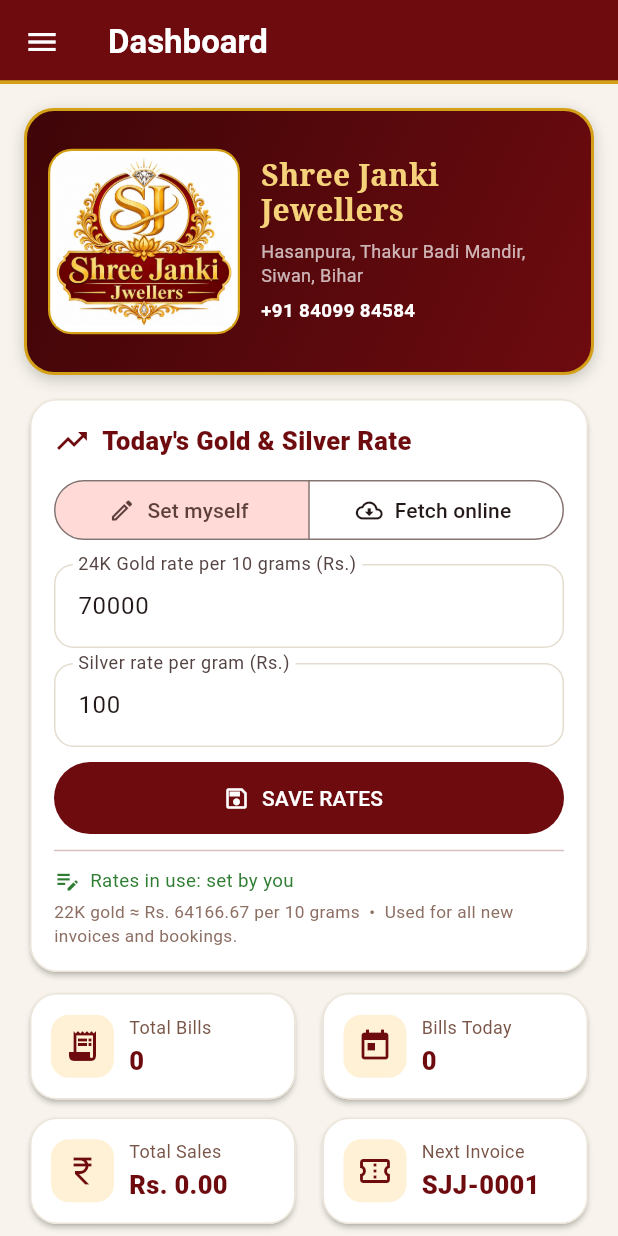
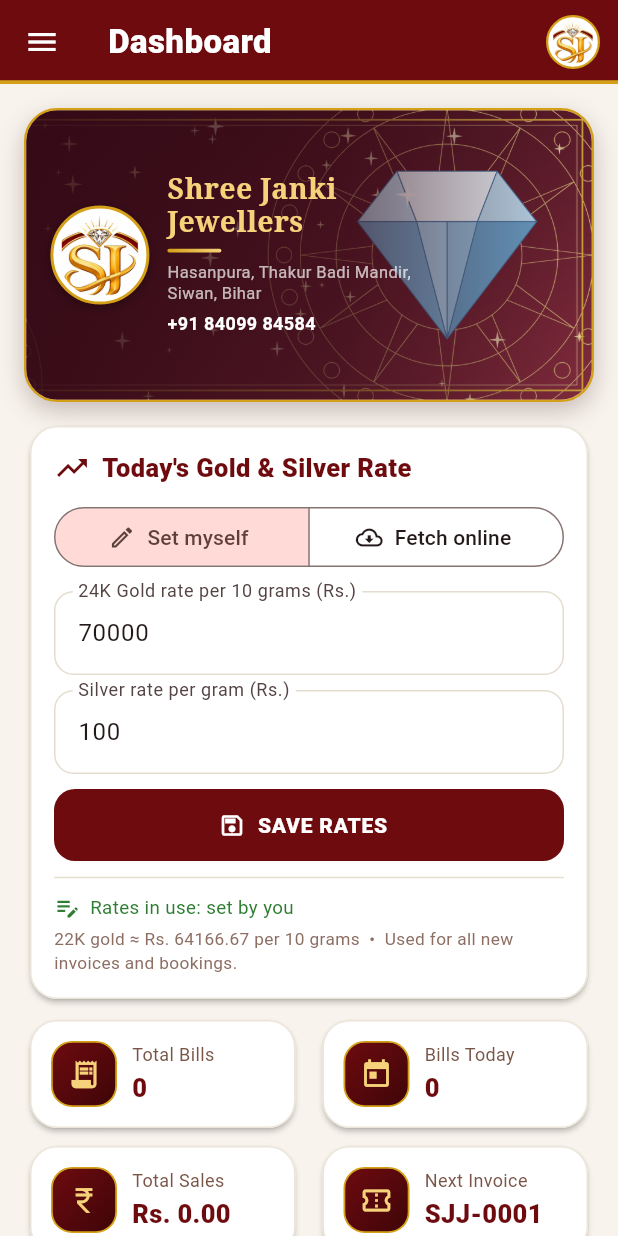
Before and after one commit to swastikpandey1818-stack/janki-jwellers, a Flutter app: the screen it shows after launch, on a phone screen of 412 x 824 dp. Run offline on Flutter 3.47's test engine with Material 3 defaults, Android fonts, the phone set to English and light mode, and no system bars; our stand-ins replace file_picker, pdf, printing, shared_preferences; missing offline and left inert: file_saver.

Commit message:
v1.8 professional UI

```diff
--- a/lib/constants.dart
+++ b/lib/constants.dart
@@ -1,6 +1,6 @@
 import 'package:flutter/material.dart';
 
-const appVersion = '1.7.0';
+const appVersion = '1.8.0';
 
 const shopName = 'Shree Janki Jewellers';
 const shopAddress = 'Hasanpura, Thakur Badi Mandir, Siwan, Bihar';
@@ -14,6 +14,8 @@ const gold = Color(0xFFD4A017);
 const goldLight = Color(0xFFF6D27A);
 const cream = Color(0xFFF8F4ED);
 
+const headerBannerAsset = 'assets/images/header_banner.png'; // diamond + gold rings texture
+const drawerHeaderAsset = 'assets/images/drawer_header.png';
 const logoAsset = 'assets/images/logo_monogram.jpg'; // SJ monogram, small spots + PDF
 const logoFullAsset = 'assets/images/logo_full.jpg'; // full logo, dashboard header
 const goldBarAsset = 'assets/images/gold_bar.png';
--- a/lib/main.dart
+++ b/lib/main.dart
@@ -36,8 +36,45 @@ class ShreeJankiJewellersApp extends StatelessWidget {
         appBarTheme: const AppBarTheme(
           backgroundColor: maroon,
           foregroundColor: Colors.white,
+          elevation: 0,
+          scrolledUnderElevation: 0,
+          centerTitle: false,
           shape: Border(bottom: BorderSide(color: gold, width: 2.5)),
         ),
+        filledButtonTheme: FilledButtonThemeData(
+          style: FilledButton.styleFrom(
+            backgroundColor: maroon,
+            foregroundColor: Colors.white,
+            shape: RoundedRectangleBorder(borderRadius: BorderRadius.circular(14)),
+            textStyle: const TextStyle(fontWeight: FontWeight.w800, letterSpacing: 0.5),
+          ),
+        ),
+        outlinedButtonTheme: OutlinedButtonThemeData(
+          style: OutlinedButton.styleFrom(
+            foregroundColor: maroon,
+            side: const BorderSide(color: maroon, width: 1.2),
+            shape: RoundedRectangleBorder(borderRadius: BorderRadius.circular(14)),
+            textStyle: const TextStyle(fontWeight: FontWeight.w700, letterSpacing: 0.3),
+          ),
+        ),
+        textButtonTheme: TextButtonThemeData(
+          style: TextButton.styleFrom(foregroundColor: maroon, textStyle: const TextStyle(fontWeight: FontWeight.w700)),
+        ),
+        dialogTheme: DialogThemeData(
+          backgroundColor: Colors.white,
+          shape: RoundedRectangleBorder(
+            borderRadius: BorderRadius.circular(22),
+            side: const BorderSide(color: gold, width: 1),
+          ),
+          titleTextStyle: const TextStyle(fontSize: 19, fontWeight: FontWeight.w800, color: maroon),
+        ),
+        snackBarTheme: SnackBarThemeData(
+          behavior: SnackBarBehavior.floating,
+          backgroundColor: maroonDark,
+          contentTextStyle: const TextStyle(color: Colors.white),
+          shape: RoundedRectangleBorder(borderRadius: BorderRadius.circular(14)),
+        ),
+        dividerTheme: const DividerThemeData(color: Color(0xFFE9DFCF)),
         inputDecorationTheme: InputDecorationTheme(
           filled: true,
           fillColor: Colors.white,
@@ -125,7 +162,10 @@ class _AppShellState extends State<AppShell> {
   }
 
   Widget _drawerItem(BuildContext context, int current, int index, IconData icon, String label, {Widget? trailing}) {
-    return ListTile(
+    return Padding(
+      padding: const EdgeInsets.symmetric(horizontal: 10, vertical: 1.5),
+      child: ListTile(
+        shape: RoundedRectangleBorder(borderRadius: BorderRadius.circular(14)),
         leading: Icon(icon),
         title: Text(label, style: const TextStyle(fontWeight: FontWeight.w600)),
         trailing: trailing,
@@ -133,6 +173,7 @@ class _AppShellState extends State<AppShell> {
         selectedColor: maroon,
         selectedTileColor: const Color(0xFFFFF1D6),
         onTap: () => _go(context, index),
+      ),
     );
   }
 
@@ -142,10 +183,11 @@ class _AppShellState extends State<AppShell> {
         Container(
           padding: EdgeInsets.fromLTRB(16, MediaQuery.of(context).padding.top + 16, 16, 16),
           decoration: const BoxDecoration(
-            gradient: LinearGradient(
-              colors: [maroonDark, maroon],
-              begin: Alignment.topLeft,
-              end: Alignment.bottomRight,
+            color: maroonDark,
+            image: DecorationImage(
+              image: AssetImage(drawerHeaderAsset),
+              fit: BoxFit.cover,
+              colorFilter: ColorFilter.mode(Color(0x66340A16), BlendMode.darken),
             ),
             border: Border(bottom: BorderSide(color: gold, width: 3)),
           ),
@@ -260,7 +302,31 @@ class _AppShellState extends State<AppShell> {
         },
         child: Scaffold(
           appBar: AppBar(
-            title: Text(titles[index], style: const TextStyle(fontWeight: FontWeight.bold)),
+            title: Text(titles[index], style: const TextStyle(fontWeight: FontWeight.w800, letterSpacing: 0.3)),
+            flexibleSpace: const DecoratedBox(
+              decoration: BoxDecoration(
+                gradient: LinearGradient(colors: [maroonDark, maroon], begin: Alignment.centerLeft, end: Alignment.centerRight),
+              ),
+            ),
+            actions: [
+              Padding(
+                padding: const EdgeInsets.only(right: 12),
+                child: Container(
+                  width: 36,
+                  height: 36,
+                  padding: const EdgeInsets.all(2),
+                  decoration: BoxDecoration(
+                    color: Colors.white,
+                    shape: BoxShape.circle,
+                    border: Border.all(color: gold, width: 1.5),
+                  ),
+                  child: ClipOval(
+                    child: Image.asset(logoAsset, fit: BoxFit.cover,
+                        errorBuilder: (_, __, ___) => const Icon(Icons.diamond, color: maroon, size: 18)),
+                  ),
+                ),
+              ),
+            ],
           ),
           drawer: _drawer(context, index),
           body: IndexedStack(
--- a/lib/pages/home_page.dart
+++ b/lib/pages/home_page.dart
@@ -12,46 +12,118 @@ class HomePage extends StatelessWidget {
 
   Widget _banner() {
     return Container(
-      height: 178,
-      padding: const EdgeInsets.all(14),
+      height: 196,
       decoration: BoxDecoration(
-        gradient: const LinearGradient(
-          colors: [maroonDark, maroon],
-          begin: Alignment.topLeft,
-          end: Alignment.bottomRight,
+        borderRadius: BorderRadius.circular(22),
+        border: Border.all(color: gold, width: 1.6),
+        boxShadow: const [BoxShadow(color: Color(0x40340A16), blurRadius: 14, offset: Offset(0, 6))],
       ),
-        borderRadius: BorderRadius.circular(20),
-        border: Border.all(color: gold, width: 2),
-        boxShadow: const [BoxShadow(color: Color(0x33000000), blurRadius: 8, offset: Offset(0, 3))],
+      child: ClipRRect(
+        borderRadius: BorderRadius.circular(20.5),
+        child: Stack(fit: StackFit.expand, children: [
+          // Diamond + gold rings texture
+          Image.asset(headerBannerAsset,
+              fit: BoxFit.cover,
+              alignment: Alignment.centerRight,
+              errorBuilder: (_, __, ___) => Container(color: maroon)),
+          // Dark fade on the left so the text stays readable
+          const DecoratedBox(
+            decoration: BoxDecoration(
+              gradient: LinearGradient(
+                colors: [Color(0xE6340A16), Color(0x99340A16), Color(0x00340A16)],
+                stops: [0.0, 0.55, 1.0],
+                begin: Alignment.centerLeft,
+                end: Alignment.centerRight,
               ),
+            ),
+          ),
+          Padding(
+            padding: const EdgeInsets.fromLTRB(16, 14, 96, 14),
             child: Row(children: [
               Container(
-          width: 128,
-          padding: const EdgeInsets.all(4),
+                width: 66,
+                height: 66,
+                padding: const EdgeInsets.all(3),
+                decoration: BoxDecoration(
+                  color: Colors.white,
+                  shape: BoxShape.circle,
+                  border: Border.all(color: gold, width: 2),
+                  boxShadow: const [BoxShadow(color: Color(0x55000000), blurRadius: 6, offset: Offset(0, 2))],
+                ),
+                child: ClipOval(
+                  child: Image.asset(logoAsset, fit: BoxFit.cover,
+                      errorBuilder: (_, __, ___) => const Icon(Icons.diamond, color: maroon, size: 32)),
+                ),
+              ),
+              const SizedBox(width: 12),
+              Expanded(
+                child: Column(mainAxisAlignment: MainAxisAlignment.center, crossAxisAlignment: CrossAxisAlignment.start, children: [
+                  const Text(shopName,
+                      maxLines: 2,
+                      overflow: TextOverflow.ellipsis,
+                      style: TextStyle(
+                          color: goldLight, fontWeight: FontWeight.w800, fontSize: 19, height: 1.15, fontFamily: 'serif')),
+                  const SizedBox(height: 6),
+                  Container(
+                    width: 36,
+                    height: 2.5,
+                    decoration: BoxDecoration(
+                      gradient: const LinearGradient(colors: [gold, goldLight]),
+                      borderRadius: BorderRadius.circular(2),
+                    ),
+                  ),
+                  const SizedBox(height: 6),
+                  const Text(shopAddress,
+                      maxLines: 2,
+                      overflow: TextOverflow.ellipsis,
+                      style: TextStyle(color: Colors.white70, fontSize: 11, height: 1.3)),
+                  const SizedBox(height: 5),
+                  const Text(shopPhone,
+                      style: TextStyle(color: Colors.white, fontSize: 12, fontWeight: FontWeight.w700)),
+                ]),
+              ),
+            ]),
+          ),
+        ]),
+      ),
+    );
+  }
+
+  Widget _action(IconData icon, String label, VoidCallback onTap) => Expanded(
+        child: Padding(
+          padding: const EdgeInsets.symmetric(horizontal: 4),
+          child: InkWell(
+            onTap: onTap,
+            borderRadius: BorderRadius.circular(16),
+            child: Ink(
+              padding: const EdgeInsets.symmetric(vertical: 12, horizontal: 2),
               decoration: BoxDecoration(
                 color: Colors.white,
                 borderRadius: BorderRadius.circular(16),
+                border: Border.all(color: const Color(0xFFECE4D8)),
+                boxShadow: const [BoxShadow(color: Color(0x14000000), blurRadius: 6, offset: Offset(0, 2))],
+              ),
+              child: Column(children: [
+                Container(
+                  width: 46,
+                  height: 46,
+                  decoration: BoxDecoration(
+                    shape: BoxShape.circle,
+                    gradient: const LinearGradient(colors: [maroon, maroonDark], begin: Alignment.topLeft, end: Alignment.bottomRight),
                     border: Border.all(color: gold, width: 1.5),
                   ),
-          child: Image.asset(logoFullAsset, fit: BoxFit.contain,
-              errorBuilder: (_, __, ___) => const Icon(Icons.diamond, color: maroon, size: 48)),
+                  child: Icon(icon, color: goldLight, size: 22),
                 ),
-        const SizedBox(width: 14),
-        const Expanded(
-          child: Column(mainAxisAlignment: MainAxisAlignment.center, crossAxisAlignment: CrossAxisAlignment.start, children: [
-            Text(shopName,
-                style: TextStyle(
-                    color: goldLight, fontWeight: FontWeight.w800, fontSize: 20, height: 1.15, fontFamily: 'serif')),
-            SizedBox(height: 8),
-            Text(shopAddress, maxLines: 3, overflow: TextOverflow.ellipsis,
-                style: TextStyle(color: Colors.white70, fontSize: 12, height: 1.3)),
-            SizedBox(height: 6),
-            Text(shopPhone, style: TextStyle(color: Colors.white, fontSize: 12.5, fontWeight: FontWeight.w600)),
+                const SizedBox(height: 8),
+                Text(label,
+                    textAlign: TextAlign.center,
+                    maxLines: 2,
+                    style: const TextStyle(fontWeight: FontWeight.w700, color: maroon, fontSize: 11.5, height: 1.15)),
               ]),
             ),
-      ]),
+          ),
+        ),
       );
-  }
 
   Future<void> _backupNow(BuildContext context) async {
     final messenger = ScaffoldMessenger.of(context);
@@ -174,48 +246,14 @@ class HomePage extends StatelessWidget {
                 Expanded(child: StatCard(icon: Icons.bookmark_outline, label: 'Advance Held', value: money(store.advanceHeld))),
               ]),
               const SizedBox(height: 10),
-              SizedBox(
-                height: 52,
-                child: FilledButton.icon(
-                  style: FilledButton.styleFrom(backgroundColor: maroon, foregroundColor: Colors.white),
-                  onPressed: () => navIndex.value = 1,
-                  icon: const Icon(Icons.add_circle_outline),
-                  label: const Text('CREATE NEW INVOICE'),
-                ),
-              ),
-              const SizedBox(height: 8),
+              const SizedBox(height: 12),
               Row(children: [
-                Expanded(
-                  child: SizedBox(
-                    height: 48,
-                    child: OutlinedButton.icon(
-                      onPressed: () => Navigator.of(context).push(MaterialPageRoute(builder: (_) => const BookingFormPage())),
-                      icon: const Icon(Icons.bookmark_add_outlined, size: 18),
-                      label: const Text('NEW BOOKING'),
-                    ),
-                  ),
-                ),
-                const SizedBox(width: 8),
-                Expanded(
-                  child: SizedBox(
-                    height: 48,
-                    child: OutlinedButton.icon(
-                      onPressed: () => navIndex.value = 5,
-                      icon: const Icon(Icons.people_outline, size: 18),
-                      label: const Text('CUSTOMERS'),
-                    ),
-                  ),
-                ),
+                _action(Icons.add_circle_outline, 'New\nInvoice', () => navIndex.value = 1),
+                _action(Icons.bookmark_add_outlined, 'New\nBooking',
+                    () => Navigator.of(context).push(MaterialPageRoute(builder: (_) => const BookingFormPage()))),
+                _action(Icons.people_outline, 'Customers', () => navIndex.value = 5),
+                _action(Icons.history, 'All\nBills', () => navIndex.value = 2),
               ]),
-              const SizedBox(height: 8),
-              SizedBox(
-                height: 48,
-                child: OutlinedButton.icon(
-                  onPressed: () => navIndex.value = 2,
-                  icon: const Icon(Icons.history),
-                  label: const Text('VIEW ALL BILLS'),
-                ),
-              ),
               const SizedBox(height: 18),
               sectionTitle('We deal in'),
               const SizedBox(height: 6),
--- a/lib/widgets.dart
+++ b/lib/widgets.dart
@@ -19,9 +19,18 @@ String typeImage(ItemType type) {
 Widget sectionTitle(String title, {String? subtitle}) => Column(
       crossAxisAlignment: CrossAxisAlignment.start,
       children: [
-        Text(title, style: const TextStyle(fontSize: 19, fontWeight: FontWeight.w800, color: maroon)),
+        Text(title, style: const TextStyle(fontSize: 19, fontWeight: FontWeight.w800, color: maroon, letterSpacing: 0.2)),
+        const SizedBox(height: 4),
+        Container(
+          width: 30,
+          height: 3,
+          decoration: BoxDecoration(
+            gradient: const LinearGradient(colors: [gold, goldLight]),
+            borderRadius: BorderRadius.circular(3),
+          ),
+        ),
         if (subtitle != null) ...[
-          const SizedBox(height: 3),
+          const SizedBox(height: 5),
           Text(subtitle, style: TextStyle(color: Colors.brown.shade500, fontSize: 12)),
         ],
       ],
@@ -75,10 +84,14 @@ class StatCard extends StatelessWidget {
         padding: const EdgeInsets.all(14),
         child: Row(children: [
           Container(
-            width: 42,
-            height: 42,
-            decoration: BoxDecoration(color: const Color(0xFFFFF1D6), borderRadius: BorderRadius.circular(12)),
-            child: Icon(icon, color: maroon),
+            width: 44,
+            height: 44,
+            decoration: BoxDecoration(
+              gradient: const LinearGradient(colors: [maroon, maroonDark], begin: Alignment.topLeft, end: Alignment.bottomRight),
+              borderRadius: BorderRadius.circular(14),
+              border: Border.all(color: gold, width: 1.2),
+            ),
+            child: Icon(icon, color: goldLight, size: 22),
           ),
           const SizedBox(width: 10),
           Expanded(
--- a/pubspec.yaml
+++ b/pubspec.yaml
@@ -16,7 +16,7 @@ publish_to: 'none' # Remove this line if you wish to publish to pub.dev
 # https://developer.apple.com/library/archive/documentation/General/Reference/InfoPlistKeyReference/Articles/CoreFoundationKeys.html
 # In Windows, build-name is used as the major, minor, and patch parts
 # of the product and file versions while build-number is used as the build suffix.
-version: 1.7.0+8
+version: 1.8.0+9
 
 environment:
   sdk: ^3.12.2
```
Also changed, not shown: assets/images/drawer_header.png (added), assets/images/header_banner.png (added). Lines whose indentation alone changed are shown as unchanged.
